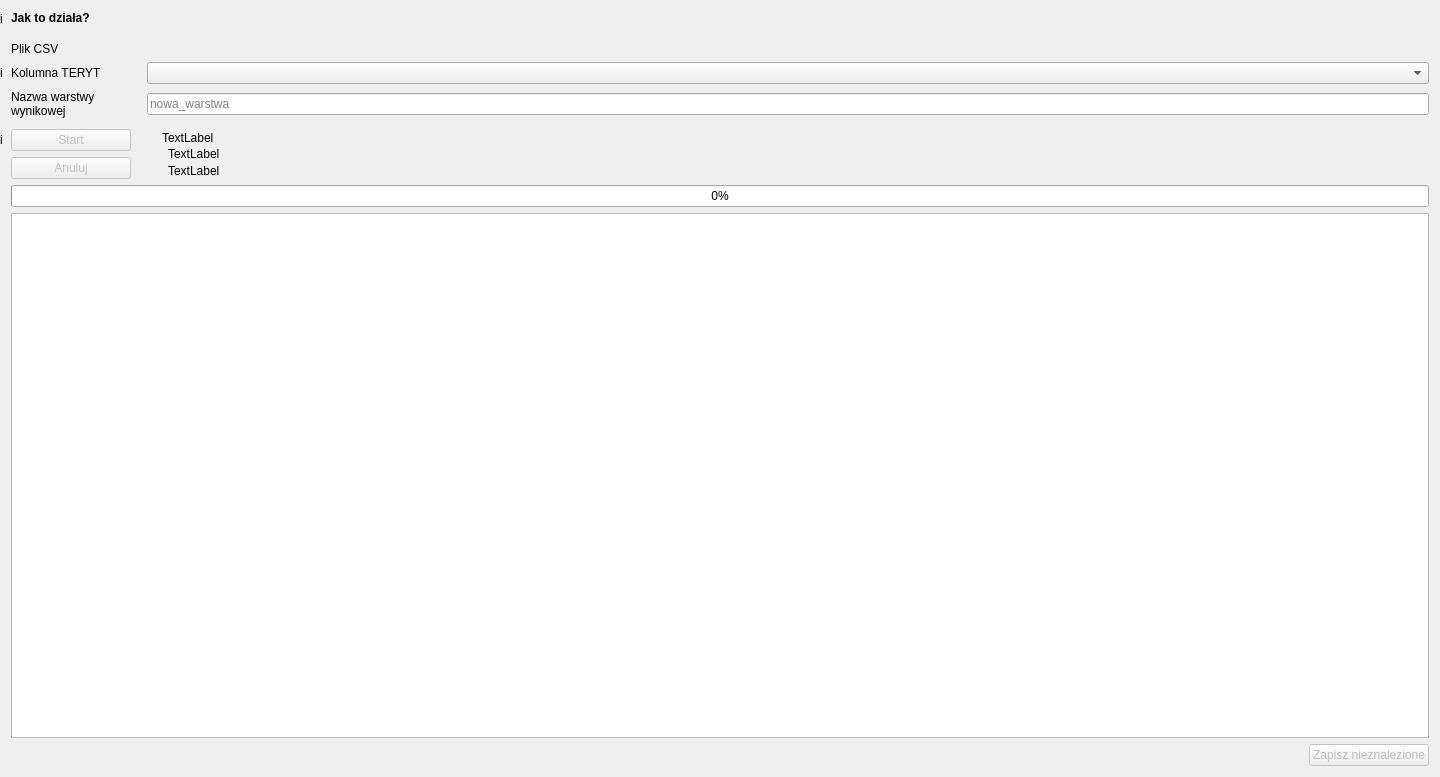
Above: gissupport_plugin/modules/uldk/modules/from_csv_file/main.ui from gis-support/gis-support-plugin before the change. Below: the same form after it.
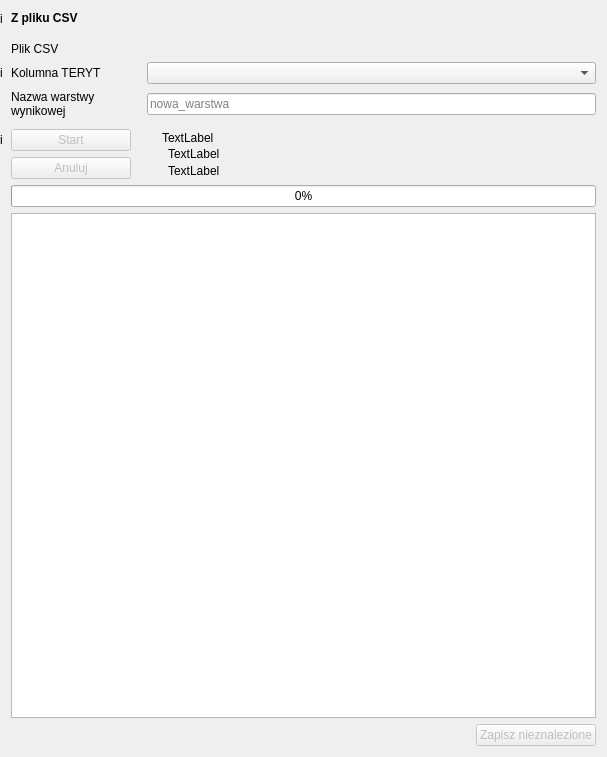
That is the form after the change. Custom widgets are drawn as their Qt base class.

Patch:
```diff
--- a/gissupport_plugin/modules/uldk/modules/from_csv_file/main.ui
+++ b/gissupport_plugin/modules/uldk/modules/from_csv_file/main.ui
@@ -6,8 +6,8 @@
    <rect>
     <x>0</x>
     <y>0</y>
-    <width>1440</width>
-    <height>777</height>
+    <width>607</width>
+    <height>757</height>
    </rect>
   </property>
   <property name="sizePolicy">
@@ -37,11 +37,11 @@
      <property name="horizontalSpacing">
       <number>8</number>
      </property>
-     <item row="0" column="1">
+     <item row="0" column="1" colspan="3">
       <widget class="QLabel" name="label_info">
        <property name="maximumSize">
         <size>
-         <width>100</width>
+         <width>16777215</width>
          <height>15</height>
         </size>
        </property>
@@ -49,7 +49,7 @@
         <string/>
        </property>
        <property name="text">
-        <string>&lt;html&gt;&lt;head/&gt;&lt;body&gt;&lt;p&gt;&lt;b&gt;Jak to działa?&lt;/b&gt;&lt;br/&gt;&lt;/p&gt;&lt;/body&gt;&lt;/html&gt;</string>
+        <string>&lt;html&gt;&lt;head/&gt;&lt;body&gt;&lt;p&gt;&lt;b&gt;Z pliku CSV&lt;/b&gt;&lt;br/&gt;&lt;/p&gt;&lt;/body&gt;&lt;/html&gt;</string>
        </property>
        <property name="textFormat">
         <enum>Qt::RichText</enum>
@@ -255,6 +255,12 @@
      </item>
      <item row="5" column="3">
       <widget class="QLineEdit" name="text_edit_layer_name">
+       <property name="minimumSize">
+        <size>
+         <width>65</width>
+         <height>0</height>
+        </size>
+       </property>
        <property name="placeholderText">
         <string>nowa_warstwa</string>
        </property>
@@ -280,7 +286,14 @@
       </widget>
      </item>
      <item row="3" column="3">
-      <widget class="QComboBox" name="combobox_teryt_column"/>
+      <widget class="QComboBox" name="combobox_teryt_column">
+       <property name="minimumSize">
+        <size>
+         <width>65</width>
+         <height>0</height>
+        </size>
+       </property>
+      </widget>
      </item>
      <item row="9" column="1" colspan="3">
       <widget class="QProgressBar" name="progress_bar">
@@ -292,7 +305,7 @@
        </property>
        <property name="minimumSize">
         <size>
-         <width>350</width>
+         <width>65</width>
          <height>0</height>
         </size>
        </property>
@@ -305,8 +318,14 @@
       <widget class="QTableWidget" name="table_errors"/>
      </item>
      <item row="2" column="3">
-      <widget class="QgsFileWidget" name="file_select">
-       <property name="filter">
+      <widget class="QgsFileWidget" name="file_select" native="true">
+       <property name="minimumSize">
+        <size>
+         <width>65</width>
+         <height>0</height>
+        </size>
+       </property>
+       <property name="filter" stdset="0">
         <string>*.csv</string>
        </property>
       </widget>
@@ -335,7 +354,7 @@
        </property>
        <property name="minimumSize">
         <size>
-         <width>120</width>
+         <width>65</width>
          <height>0</height>
         </size>
        </property>
```
Left out of the diff: 2 changed lines with no effect on the pictures.
